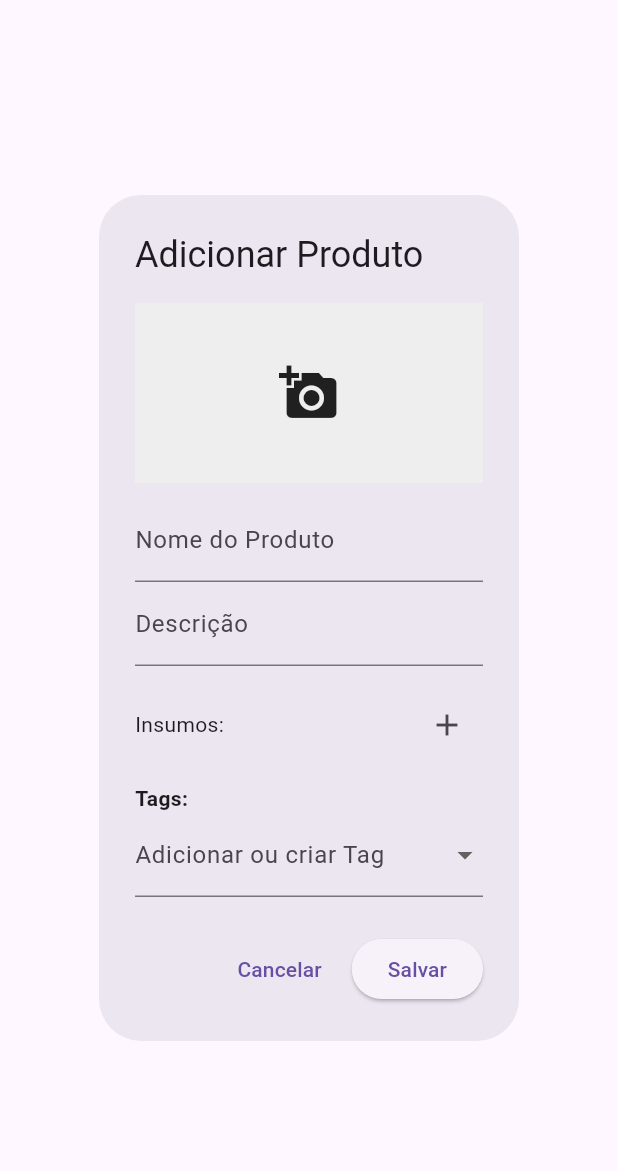
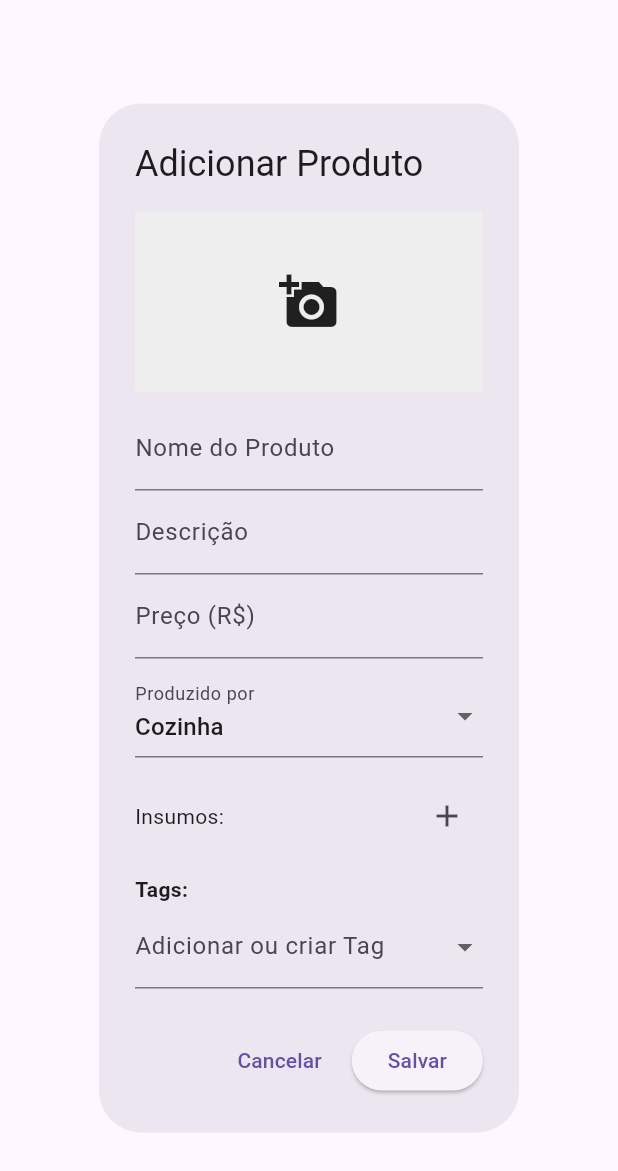
Before and after one commit to ViniciusCasF/O_Maitre, a Flutter app: the AdicionarProdutoDialog widget shown alone on an empty page, opened directly, after a tap on "Salvar", on a phone screen of 412 x 824 dp. Shown: the top 1171 px of the screen. Run offline on Flutter 3.47's test engine with Material 3 defaults, Android fonts, the phone set to English and light mode, and no system bars; our stand-ins replace cloud_firestore, file_picker, firebase_core, firebase_storage, flutter_colorpicker, qr_flutter; missing offline and left inert: dart:html; accounts and stored records are empty; generated files the repository leaves out were written again.

Commit message:
15
Adição do preço dos produtos, e de onde ele é feito (cozinha ou garçons)

```diff
--- a/appproprietario/lib/tela_produtos.dart
+++ b/appproprietario/lib/tela_produtos.dart
@@ -79,6 +79,9 @@ class _TelaProdutosState extends State<TelaProdutos> {
                 children: [
                   Text(produto['descricao']),
                   const SizedBox(height: 5),
+                  Text("Preço: R\$ ${produto['preco']?.toStringAsFixed(2) ?? '0.00'}"), // NOVO
+                  Text("Produzido por: ${produto['tipo'] == 'cozinha' ? 'Cozinha' : 'Garçom'}"), // NOVO
+                  const SizedBox(height: 5),
                   Wrap(
                     spacing: 6,
                     children: tags
@@ -135,6 +138,8 @@ class AdicionarProdutoDialog extends StatefulWidget {
 class _AdicionarProdutoDialogState extends State<AdicionarProdutoDialog> {
   final TextEditingController nomeController = TextEditingController();
   final TextEditingController descricaoController = TextEditingController();
+  final TextEditingController precoController = TextEditingController(); // NOVO
+  String _tipoSelecionado = "cozinha"; // NOVO
   Uint8List? imagemBytes;
   final List<Map<String, dynamic>> _insumos = [];
   List<String> _tagsSelecionadas = [];
@@ -148,6 +153,8 @@ class _AdicionarProdutoDialogState extends State<AdicionarProdutoDialog> {
     if (widget.produtoExistente != null) {
       nomeController.text = widget.produtoExistente!['nome'] ?? '';
       descricaoController.text = widget.produtoExistente!['descricao'] ?? '';
+      precoController.text = (widget.produtoExistente!['preco']?.toString() ?? ''); // NOVO
+      _tipoSelecionado = widget.produtoExistente!['tipo'] ?? 'cozinha'; // NOVO
       _insumos.addAll(
           List<Map<String, dynamic>>.from(widget.produtoExistente!['insumos'] ?? []));
       _tagsSelecionadas =
@@ -185,7 +192,7 @@ class _AdicionarProdutoDialogState extends State<AdicionarProdutoDialog> {
   }
 
   Future<void> salvar() async {
-    if (nomeController.text.isEmpty || descricaoController.text.isEmpty) return;
+    if (nomeController.text.isEmpty || descricaoController.text.isEmpty || precoController.text.isEmpty) return; // NOVO
 
     try {
       // Mostra loading
@@ -210,6 +217,8 @@ class _AdicionarProdutoDialogState extends State<AdicionarProdutoDialog> {
       final produto = {
         'nome': nomeController.text,
         'descricao': descricaoController.text,
+        'preco': double.tryParse(precoController.text) ?? 0.0, // NOVO
+        'tipo': _tipoSelecionado, // NOVO
         'imagemUrl': imageUrl,
         'insumos': _insumos,
         'tags': _tagsSelecionadas,
@@ -277,6 +286,21 @@ class _AdicionarProdutoDialogState extends State<AdicionarProdutoDialog> {
             TextField(
               controller: descricaoController,
               decoration: const InputDecoration(labelText: "Descrição"),
+            ),
+            TextField( // NOVO
+              controller: precoController,
+              keyboardType: TextInputType.numberWithOptions(decimal: true),
+              decoration: const InputDecoration(labelText: "Preço (R\$)"),
+            ),
+            const SizedBox(height: 10),
+            DropdownButtonFormField<String>( // NOVO
+              value: _tipoSelecionado,
+              decoration: const InputDecoration(labelText: "Produzido por"),
+              items: const [
+                DropdownMenuItem(value: "cozinha", child: Text("Cozinha")),
+                DropdownMenuItem(value: "garcom", child: Text("Garçom")),
+              ],
+              onChanged: (valor) => setState(() => _tipoSelecionado = valor!),
             ),
             const SizedBox(height: 15),
             Row(
```
